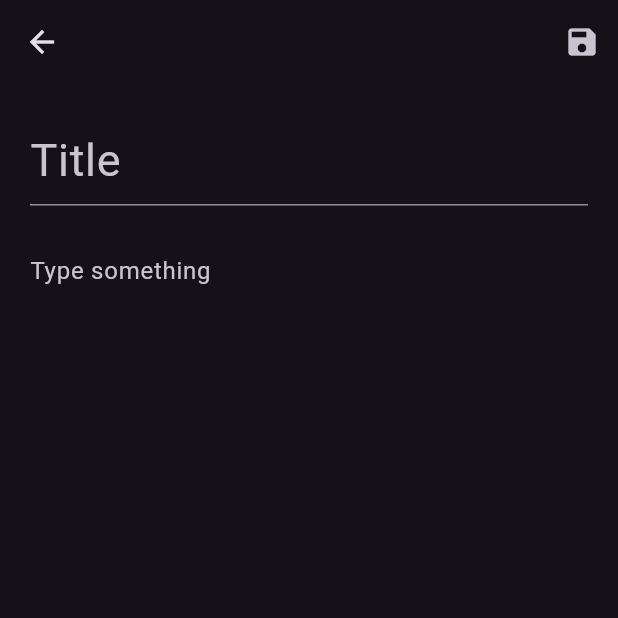
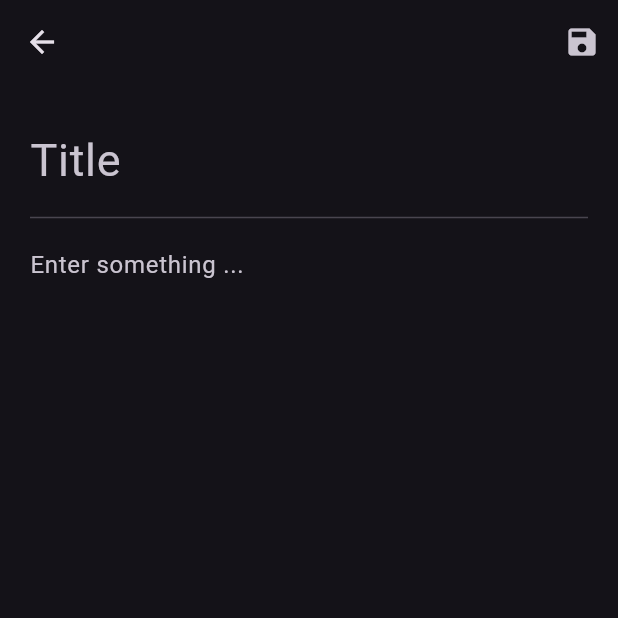
Before and after one commit to HuyVoWakumo/NotesApp, a Flutter app: the screen it shows after launch, after a tap on the "add" icon, on a phone screen of 412 x 824 dp, the top half of it. Run offline on Flutter 3.47's test engine with Material 3 defaults, Android fonts, the phone set to English and light mode, and no system bars; our stand-ins replace flutter_riverpod, flutter_slidable, sqflite; accounts and stored records are empty.

Commit message:
refactor: update follow review

```diff
--- a/lib/database.dart
+++ b/lib/database.dart
@@ -1,16 +1,32 @@
 import 'dart:io';
+import 'package:flutter/foundation.dart';
+import 'package:flutter/material.dart';
+import 'package:flutter_riverpod/flutter_riverpod.dart';
+import 'package:path/path.dart';
 import 'package:path_provider/path_provider.dart';
 import 'package:sqflite/sqflite.dart';
 
-class MyDatabase {
+final databaseProvider = Provider<MyDatabase>((ref) => MyDatabase());
+
+class MyDatabase extends ChangeNotifier{
   MyDatabase._();
-  static final MyDatabase instance = MyDatabase._();
-  static late final Database db;
+  static final MyDatabase _instance = MyDatabase._();
+  static MyDatabase get instance => _instance;
 
-  init() async {
+  static Database? _db;
+  Future<Database> get db async {
+    _db ??= await _init();
+    return _db!;
+  }
+
+  factory MyDatabase() {
+    return _instance;
+  }
+
+  Future<Database> _init() async {
     Directory documentsDirectory = await getApplicationDocumentsDirectory();
-    String path = documentsDirectory.path + "todo_app.db";
-    db = await openDatabase(path, version: 1, onOpen: (db) {
+    String path = join(documentsDirectory.path, "todo_app.db");
+    return await openDatabase(path, version: 1, onOpen: (db) {
     }, onCreate: (Database db, int version) async {
       await db.execute("CREATE TABLE Note ("
           "id INTEGER PRIMARY KEY AUTOINCREMENT, "
--- a/lib/main.dart
+++ b/lib/main.dart
@@ -1,12 +1,9 @@
 import 'package:flutter/material.dart';
 import 'package:flutter_riverpod/flutter_riverpod.dart';
-import 'package:notes_app/database.dart';
 import 'package:notes_app/routes.dart';
-import 'package:notes_app/views/home.dart';
 
 void main() async {
   WidgetsFlutterBinding.ensureInitialized();
-  await MyDatabase.instance.init();
   runApp(const MainApp());
 }
 
--- a/lib/models/note_model.dart
+++ b/lib/models/note_model.dart
@@ -1,3 +1,4 @@
+// ignore_for_file: public_member_api_docs, sort_constructors_first
 class Note {
   int? id;
   String title;
@@ -16,5 +17,4 @@ class Note {
     'title': title,
     'content': content,
   };
-
 }
--- a/lib/routes.dart
+++ b/lib/routes.dart
@@ -1,14 +1,19 @@
 import 'package:flutter/material.dart';
-import 'package:notes_app/views/home.dart';
-import 'package:notes_app/views/note_detail.dart';
-import 'package:notes_app/views/note_editor.dart';
+import 'package:notes_app/views/home/home.dart';
+import 'package:notes_app/views/note_detail/note_detail.dart';
+import 'package:notes_app/views/search/search.dart';
 
 class Routes {
   static late Map<String, Widget Function(BuildContext)> _route;
 
   static Map<String, Widget Function(BuildContext)> init(BuildContext context) {
     _route = {
-      '/home': (context) => Home(),
+      '/home': (context) => const Home(),
+      '/note-detail': (context) {
+        final args = ModalRoute.of(context)!.settings.arguments as Map<String, dynamic>;
+        return NoteDetail(args['id']);
+      },
+      '/search': (context) => const Search(),
     };
     return _route;
   }
--- a/lib/views/home.dart
+++ b/lib/views/home/home.dart
@@ -1,13 +1,8 @@
-import 'package:flutter/foundation.dart';
 import 'package:flutter/material.dart';
 import 'package:flutter_riverpod/flutter_riverpod.dart';
-import 'package:notes_app/models/note_model.dart';
-import 'package:notes_app/view_models/note_viewmodel.dart';
-import 'package:notes_app/views/note_editor.dart';
-import 'package:notes_app/views/search.dart';
+import 'package:notes_app/views/home/home_view_model.dart';
+import 'package:notes_app/views/note_detail/note_detail_view_model.dart';
 import 'package:notes_app/widgets/note_item.dart';
-
-final notesProvider = ChangeNotifierProvider((ref) => NoteNotifier());
 
 class Home extends ConsumerStatefulWidget {
   const Home({super.key});
@@ -16,6 +11,7 @@ class Home extends ConsumerStatefulWidget {
   HomeState createState() => HomeState();
 }
 class HomeState extends ConsumerState<Home> {
+
 
   static const List<Color> noteBg = [
     Color.fromRGBO(253, 153, 255, 1),
@@ -28,22 +24,27 @@ class HomeState extends ConsumerState<Home> {
   @override
   void initState() {
     super.initState();
-    ref.read(notesProvider).getAll();
+    ref.read(homeProvider).getAll();
   }
 
   @override
   Widget build(BuildContext context) {
+    ref.listen(noteDetailProvider.select((p) => p.note), (previous, next) {
+      ref.read(homeProvider).getAll();
+    });
+
     return Scaffold(
       appBar: appBar(context),
-      body: ref.watch(notesProvider).notes.isEmpty
+      body: ref.watch(homeProvider).notes.isEmpty
       ? const Center(child: Text('Create some notes !'))
       : ListView(
         padding: const EdgeInsets.all(10),
-        children: ref.watch(notesProvider).notes.asMap().map((index, note) => MapEntry(index, NoteItem(note, backgroundColor: noteBg[index % 5]))).values.toList(),
+        children: ref.watch(homeProvider).notes.asMap().map((index, note) => MapEntry(index, NoteItem(note, backgroundColor: noteBg[index % 5]))).values.toList(),
       ),
       floatingActionButton: FloatingActionButton(
         onPressed: () {
-          Navigator.push(context, MaterialPageRoute(builder: (context) => NoteEditor(null)));
+          ref.read(noteDetailProvider).isReadOnly = false;
+          Navigator.pushNamed(context, '/note-detail', arguments: { 'id': null });
         },
         shape: const CircleBorder(),
         backgroundColor: Colors.black54,
@@ -58,7 +59,7 @@ class HomeState extends ConsumerState<Home> {
       actions: [
         IconButton(
           onPressed: () {
-            Navigator.push(context, MaterialPageRoute(builder: (context) => const Search()));
+            Navigator.pushNamed(context, '/search');
           },
           icon: const Icon(Icons.search),
         ),
--- /dev/null
+++ b/lib/views/home/home_view_model.dart
@@ -0,0 +1,25 @@
+import 'package:flutter/material.dart';
+import 'package:flutter_riverpod/flutter_riverpod.dart';
+import 'package:notes_app/models/note_model.dart';
+import 'package:notes_app/repositories/note_repo.dart';
+
+final homeProvider = ChangeNotifierProvider((ref) => HomeViewModel(ref.read(noteRepoProvider)));
+
+class HomeViewModel extends ChangeNotifier {
+  late final NoteRepo _repo;
+  List<Note> notes = [];
+
+  HomeViewModel(NoteRepo repo) {
+    _repo = repo;
+  }
+
+  Future<void> getAll() async {
+    notes = await _repo.getAll();
+    notifyListeners();
+  }
+
+  Future<void> delete(int id) async {
+    await _repo.delete(id);
+    await getAll();
+  }
+}
--- /dev/null
+++ b/lib/views/note_detail/note_detail.dart
@@ -0,0 +1,133 @@
+import 'package:flutter/material.dart';
+import 'package:flutter_riverpod/flutter_riverpod.dart';
+import 'package:notes_app/utils/validators.dart';
+import 'package:notes_app/views/note_detail/note_detail_view_model.dart';
+
+class NoteDetail extends ConsumerStatefulWidget {
+  final int? id;
+  const NoteDetail(this.id, {super.key});
+
+  @override
+  ConsumerState<ConsumerStatefulWidget> createState() => _NoteDetailState();
+}
+
+class _NoteDetailState extends ConsumerState<NoteDetail> {
+
+  @override
+  void initState() {
+    super.initState();
+    if (widget.id != null) {
+      ref.read(noteDetailProvider).get(widget.id!);
+    }
+  }
+
+  @override
+  Widget build(BuildContext context) {
+    return Scaffold(
+      appBar: AppBar(
+        actions: [
+          Visibility(
+            visible: widget.id != null,
+            child: IconButton(
+              onPressed: () => ref.read(noteDetailProvider).toggleEdit(),
+              icon: Icon(ref.read(noteDetailProvider).isReadOnly ? Icons.edit : Icons.remove_red_eye),
+            ),
+          ),
+          Visibility(
+            visible: !ref.watch(noteDetailProvider).isReadOnly,
+            child: IconButton(
+              onPressed: () {
+                if (ref.watch(noteDetailProvider).formKey.currentState!.validate()) {
+                  showDialog(
+                    context: context,
+                    builder: (context) {
+                      return AlertDialog(
+                        title: const Icon(Icons.info),
+                        content: const Text("Save changes ?", textAlign: TextAlign.center, style: TextStyle(fontSize: 20)),
+                        actionsAlignment: MainAxisAlignment.spaceAround,
+                        actions: [
+                          ElevatedButton(
+                            onPressed: () {
+                              Navigator.of(context).pop();
+                            },
+                            style: ElevatedButton.styleFrom(
+                              padding: const EdgeInsets.only(top: 2, bottom: 2, left: 6, right: 6),
+                              backgroundColor: const Color.fromARGB(241, 243, 74, 62),
+                              foregroundColor: Colors.white,
+                              shape: RoundedRectangleBorder(borderRadius: BorderRadius.circular(5))
+                            ),
+                            child: const Text("Discard"),
+                          ),
+                          ElevatedButton(
+                            onPressed: () {
+                              final title = ref.read(noteDetailProvider).titleController.text;
+                              final content = ref.read(noteDetailProvider).contentController.text;
+                              if (widget.id == null) {
+                                ref.read(noteDetailProvider).add(title, content);
+                                Navigator.popUntil(context, ModalRoute.withName('/home'));
+                              } else {
+                                ref.read(noteDetailProvider).update(widget.id!, title, content);
+                                Navigator.popUntil(context, ModalRoute.withName('/home'));
+                              }
+                            },
+                            style: ElevatedButton.styleFrom(
+                              padding: const EdgeInsets.only(top: 2, bottom: 2, left: 6, right: 6),
+                              backgroundColor: Colors.green,
+                              foregroundColor: Colors.white,
+                              shape: RoundedRectangleBorder(borderRadius: BorderRadius.circular(5))
+                            ),
+                            child: const Text("Save"),
+                          ),
+                        ],
+                      );
+                    }
+                  );
+                }
+              },
+              icon: const Icon(Icons.save)
+            )
+          )
+        ],
+      ),
+      body: Form(
+        key: ref.read(noteDetailProvider).formKey,
+        child: ListView(
+          padding: const EdgeInsets.all(20),
+          children: [
+            TextFormField(
+              validator: validateEmpty,
+              autovalidateMode: AutovalidateMode.onUserInteraction,
+              readOnly: ref.read(noteDetailProvider).isReadOnly,
+              controller: ref.read(noteDetailProvider).titleController,
+              maxLines: null,
+              decoration: const InputDecoration(
+                hintText: "Title",
+                border: InputBorder.none,
+              ),
+              style: const TextStyle(
+                fontSize: 30,
+                overflow: TextOverflow.ellipsis
+              ),
+            ),
+            const Divider(),
+            TextFormField(
+              validator: validateEmpty,
+              autovalidateMode: AutovalidateMode.onUserInteraction,
+              readOnly: ref.read(noteDetailProvider).isReadOnly,
+              controller: ref.read(noteDetailProvider).contentController,
+              maxLines: null,
+              decoration: const InputDecoration(
+                hintText: "Enter something ...",
+                border: InputBorder.none,
+              ),
+              style: const TextStyle(
+                overflow: TextOverflow.ellipsis
+              ),
+            )
+          ],
+        ),
+      ),
+    );
+  }
+
+}
--- a/lib/views/note_editor.dart
+++ /dev/null
@@ -1,134 +0,0 @@
-import 'package:flutter/foundation.dart';
-import 'package:flutter/material.dart';
-import 'package:flutter_riverpod/flutter_riverpod.dart';
-import 'package:notes_app/utils/validators.dart';
-import 'package:notes_app/views/home.dart';
-
-class NoteEditor extends ConsumerStatefulWidget {
-  int? id;
-  NoteEditor(this.id, {super.key});
-
-   @override
-  ConsumerState<ConsumerStatefulWidget> createState() => _NoteEditorState();
-}
-
-class _NoteEditorState extends ConsumerState<NoteEditor> {
-  final titleController = TextEditingController();
-  final contentController = TextEditingController();
-  final _formKey = GlobalKey<FormState>();
-
-
-@override
-  void initState() {
-    super.initState();
-    if (widget.id != null) {
-      ref.read(notesProvider).get(widget.id!)
-      .then((value) {
-        titleController.text = value != null ? value.title: "";
-        contentController.text = value != null ? value.content : "";
-      });
-    }
-  }
-
-  @override
-  Widget build(BuildContext context) {
-
-    return Scaffold(
-      appBar: appBar(context),
-      body: Form(
-        key: _formKey,
-        child: ListView(
-          padding: const EdgeInsets.all(20),
-          children: [
-            TextFormField(
-              validator: validateEmpty,
-              autovalidateMode: AutovalidateMode.onUserInteraction,
-              controller: titleController,
-              decoration: InputDecoration(
-                hintText: titleController.text == '' ? "Title" : null
-              ),
-              maxLines: null,
-              style: const TextStyle(
-                fontSize: 30,
-                overflow: TextOverflow.ellipsis,
-              )
-            ),
-            const SizedBox(height: 20),
-            TextFormField(
-              validator: validateEmpty,
-              autovalidateMode: AutovalidateMode.onUserInteraction,
-              controller: contentController,
-              decoration: InputDecoration(
-                border: InputBorder.none,
-                hintText: contentController.text == '' ? "Type something" : null
-              ),
-              maxLines: null,
-              style: const TextStyle(
-                overflow: TextOverflow.ellipsis
-              )
-            )
-          ],
-        ),
-      )
-    );
-  }
-
-  appBar(BuildContext context) {
-    return AppBar(
-      actions: [
-        IconButton(
-          onPressed: () {
-            if (_formKey.currentState!.validate()) {
-              showDialog(
-                context: context,
-                builder: (context) {
-                  return AlertDialog(
-                    title: const Icon(Icons.info),
-                    content: const Text("Save changes ?", textAlign: TextAlign.center, style: TextStyle(fontSize: 20)),
-                    actionsAlignment: MainAxisAlignment.spaceAround,
-                    actions: [
-                      ElevatedButton(
-                        onPressed: () {
-                          Navigator.of(context).pop();
-                        },
-                        style: ElevatedButton.styleFrom(
-                          padding: const EdgeInsets.only(top: 2, bottom: 2, left: 6, right: 6),
-                          backgroundColor: const Color.fromARGB(241, 243, 74, 62),
-                          foregroundColor: Colors.white,
-                          shape: RoundedRectangleBorder(borderRadius: BorderRadius.circular(5))
-                        ),
-                        child: const Text("Discard"),
-                      ),
-                      ElevatedButton(
-                        onPressed: () {
-                          final title = titleController.text;
-                          final content = contentController.text;
-                          if (widget.id == null) {
-                            ref.read(notesProvider).add(title, content);
-                            Navigator.popUntil(context, ModalRoute.withName('/home'));
-                          } else {
-                            ref.read(notesProvider).update(widget.id!, title, content);
-                            Navigator.popUntil(context, ModalRoute.withName('/home'));
-                          }
-                        },
-                        style: ElevatedButton.styleFrom(
-                          padding: const EdgeInsets.only(top: 2, bottom: 2, left: 6, right: 6),
-                          backgroundColor: Colors.green,
-                          foregroundColor: Colors.white,
-                          shape: RoundedRectangleBorder(borderRadius: BorderRadius.circular(5))
-                        ),
-                        child: const Text("Save"),
-                      ),
-                    ],
-                  );
-                }
-              );
-            }
-          },
-          icon: const Icon(Icons.save)
-        )
-      ],
-    );
-  }
-
-}
--- a/pubspec.yaml
+++ b/pubspec.yaml
@@ -11,9 +11,9 @@ dependencies:
     sdk: flutter
   flutter_riverpod: ^2.5.1
   sqflite: ^2.3.3+1
-  uuid: ^4.4.0
   path_provider: ^2.1.3
   flutter_slidable: ^3.1.0
+  path: ^1.9.0
 
 
 dev_dependencies:
```
Also changed, not shown: lib/repositories/note_repo.dart (+19 -5 lines), lib/view_models/note_viewmodel.dart (deleted, +0 -53 lines), lib/views/note_detail.dart (deleted, +0 -73 lines), lib/views/note_detail/note_detail_view_model.dart (added, +52 -0 lines), lib/views/search/search.dart (renamed from lib/views/search.dart, +7 -15 lines), lib/views/search/search_view_model.dart (added, +20 -0 lines), lib/widgets/note_item.dart (+10 -10 lines), pubspec.lock.
